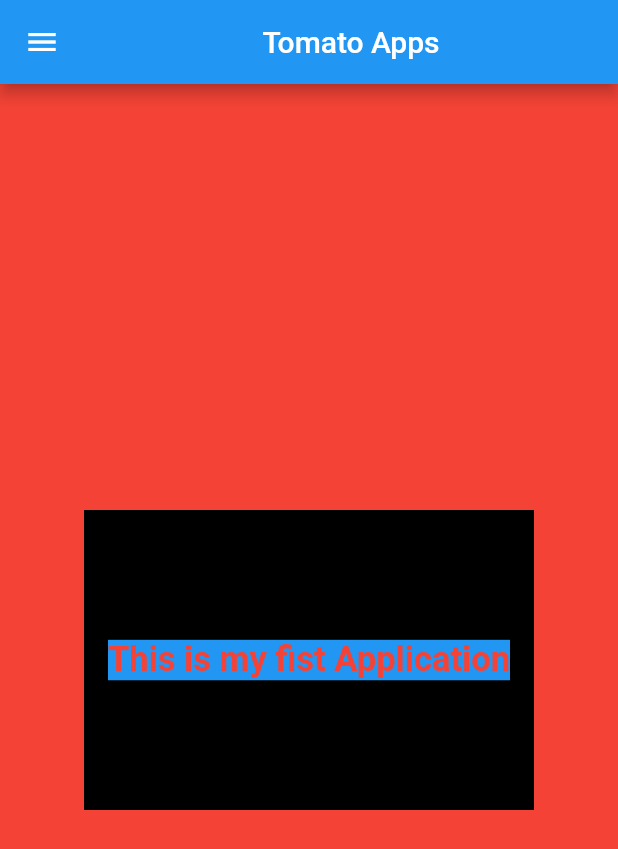
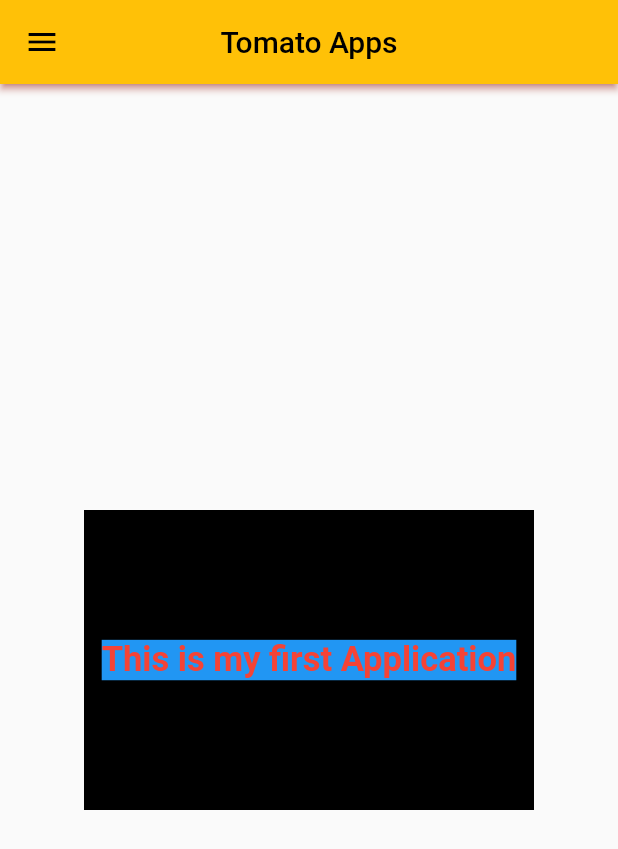
Before and after one commit to pranto19/flutter_batch_30, a Flutter app: the HomePage screen opened directly, on a phone screen of 412 x 824 dp. Shown: the top 849 px of the screen. Run offline on Flutter 3.47's test engine with Material 2 defaults, Android fonts, the phone set to English and light mode, and no system bars.

Commit message:
day2 complete

```diff
--- a/lib/pages/homepage.dart
+++ b/lib/pages/homepage.dart
@@ -7,10 +7,13 @@ class HomePage extends StatelessWidget {
   Widget build(BuildContext context) {
     return Scaffold(
       appBar: AppBar(
-        title: Center(child: Text("Tomato Apps")),
+        shadowColor: Colors.red,
+        elevation: 2.0,
+        centerTitle: true,
+        title: Text("Tomato Apps"),
       ),
       drawer: Drawer(),
-      backgroundColor: Colors.red,
+
       body: Center(
         child: Container(
           width: 300,
@@ -18,7 +21,7 @@ class HomePage extends StatelessWidget {
           color: Colors.black,
           child: const Center(
               child: Text(
-            "This is my fist Application",
+            "This is my first Application",
             style: TextStyle(
                 fontSize: 23,
                 color: Colors.red,
```
Also changed, not shown: lib/main.dart (+9 -1 lines), lib/pages/loginpage.dart (added, +12 -0 lines).
